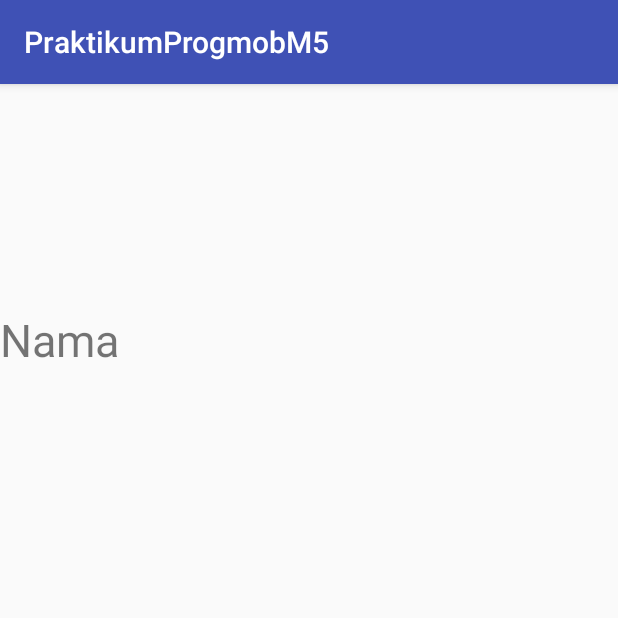
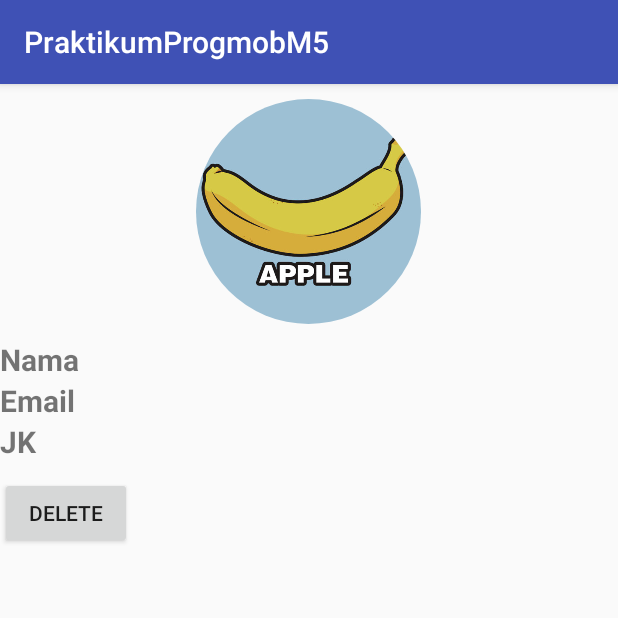
Before and after one commit to wahyupermadie/promob5, an Android app: the DetailMemberActivity screen opened directly, with no data from a screen before it, on a phone screen of 412 x 824 dp, the top half of it. Run offline under Robolectric (Android 15) with nearby library versions, the light colour scheme and no system bars; our stand-ins replace ButterKnife, CircleImageView; pictures from the network do not load.

Commit message:
delete udah mau

```diff
--- a/app/src/main/java/id/futnet/praktikumprogmobm5/MemberActivity.java
+++ b/app/src/main/java/id/futnet/praktikumprogmobm5/MemberActivity.java
@@ -112,13 +112,13 @@ public class MemberActivity extends AppCompatActivity {
                 } catch (JSONException e) {
                     e.printStackTrace();
                 }
-                Toast.makeText(MemberActivity.this, "SUKSES"+response, Toast.LENGTH_SHORT).show();
+                Toast.makeText(MemberActivity.this, "SUKSES MENAMBAH MEMBER", Toast.LENGTH_SHORT).show();
                 progress.dismiss();
             }
 
             @Override
             public void onFailure(Call<JSONObject> call, Throwable t) {
-                Toast.makeText(MemberActivity.this, "GAGAL"+t, Toast.LENGTH_SHORT).show();
+                Toast.makeText(MemberActivity.this, "GAGAL", Toast.LENGTH_SHORT).show();
                 progress.dismiss();
             }
         });
--- a/app/src/main/java/id/futnet/praktikumprogmobm5/adapter/MemberAdapter.java
+++ b/app/src/main/java/id/futnet/praktikumprogmobm5/adapter/MemberAdapter.java
@@ -42,7 +42,6 @@ public class MemberAdapter extends RecyclerView.Adapter<RecyclerView.ViewHolder>
     public void onBindViewHolder(RecyclerView.ViewHolder holder, int position) {
         ((Member)holder).TV_name.setText(memberList.get(position).getNama());
         ((Member)holder).TV_email.setText(memberList.get(position).getEmail());
-        ((Member)holder).TV_tinggi.setText(memberList.get(position).getTinggi());
         ((Member)holder).TV_hobi.setText(memberList.get(position).getHobi());
         ((Member)holder).TV_kelamin.setText(memberList.get(position).getKelamin());
         Glide.with(context).load("http://192.168.43.105:8000/images/"+memberList.get(position).getPicture()).into(((Member)holder).IV_member);
@@ -57,7 +56,6 @@ public class MemberAdapter extends RecyclerView.Adapter<RecyclerView.ViewHolder>
     private class Member extends RecyclerView.ViewHolder implements View.OnClickListener{
         TextView TV_name;
         TextView TV_email;
-        TextView TV_tinggi;
         TextView TV_kelamin;
         TextView TV_hobi;
         CircleImageView IV_member;
@@ -68,7 +66,6 @@ public class MemberAdapter extends RecyclerView.Adapter<RecyclerView.ViewHolder>
             TV_email = view.findViewById(R.id.TV_email);
             IV_member = view.findViewById(R.id.IV_member);
             TV_hobi = view.findViewById(R.id.TV_hobi);
-            TV_tinggi = view.findViewById(R.id.TV_tinggi);
             view.setOnClickListener(this);
         }
 
--- a/app/src/main/java/id/futnet/praktikumprogmobm5/api/ApiInterface.java
+++ b/app/src/main/java/id/futnet/praktikumprogmobm5/api/ApiInterface.java
@@ -9,6 +9,7 @@ import id.futnet.praktikumprogmobm5.model.MemberList;
 import okhttp3.MultipartBody;
 import okhttp3.RequestBody;
 import retrofit2.Call;
+import retrofit2.http.DELETE;
 import retrofit2.http.Field;
 import retrofit2.http.FormUrlEncoded;
 import retrofit2.http.GET;
@@ -31,13 +32,14 @@ public interface ApiInterface {
     Call<List<MemberList>> getMember();
 
     @FormUrlEncoded
-    @POST("member/{id}")
+    @POST("member")
     Call<JSONObject> register(@Field("Nama") String nama,
                               @Field("Email") String email,
                               @Field("Sex") String sex,
                               @Field("Picture") String image);
 
-
+    @DELETE("member/{id}")
+    Call<MemberList> getDetele(@Path("id") String id);
 
 
 }
--- a/app/src/main/res/layout/activity_detail_member.xml
+++ b/app/src/main/res/layout/activity_detail_member.xml
@@ -7,26 +7,77 @@
     android:orientation="vertical"
     android:layout_gravity="center_horizontal"
     tools:context="id.futnet.praktikumprogmobm5.DetailMemberActivity">
-    <ImageView
-        android:id="@+id/IV_memberDetail"
+    <de.hdodenhof.circleimageview.CircleImageView
+        android:layout_margin="10dp"
         android:layout_width="150dp"
         android:layout_height="150dp"
-        android:layout_gravity="center_horizontal" />
+        android:layout_gravity="center_horizontal"
+        android:id="@+id/IV_memberDetail"
+        android:src="@drawable/ava"
+        android:layout_alignParentLeft="true"
+        android:layout_alignParentTop="true"/>
     <RelativeLayout
         android:layout_width="match_parent"
         android:layout_height="wrap_content">
         <TextView
             android:id="@+id/TV_nama"
-            android:layout_width="wrap_content"
+            android:layout_width="100dp"
             android:layout_height="wrap_content"
             android:text="Nama"
-            android:textSize="30sp"/>
+            android:textStyle="bold"
+            android:textSize="20dp"/>
         <TextView
+            android:layout_alignBaseline="@id/TV_namaLengkap"
             android:id="@+id/TV_namaLengkap"
             android:layout_marginLeft="10dp"
-            android:textSize="30dp"
+            android:textSize="15dp"
+            android:layout_toRightOf="@+id/TV_nama"
+            android:layout_width="wrap_content"
+            android:layout_height="wrap_content" />
+        <TextView
+            android:textStyle="bold"
+            android:layout_below="@+id/TV_nama"
+            android:id="@+id/TV_email"
+            android:layout_width="100dp"
+            android:layout_height="wrap_content"
+            android:text="Email"
+            android:textSize="20dp"/>
+        <TextView
+            android:layout_alignBaseline="@id/TV_email"
+            android:layout_below="@id/TV_namaLengkap"
+            android:id="@+id/TV_emailLengkap"
+            android:layout_marginLeft="10dp"
+            android:textSize="15dp"
+            android:layout_toRightOf="@+id/TV_nama"
+            android:layout_width="wrap_content"
+            android:layout_height="wrap_content" />
+        <TextView
+            android:textStyle="bold"
+            android:layout_below="@id/TV_email"
+            android:id="@+id/TV_sex"
+            android:text="JK"
+            android:textSize="20dp"
+            android:layout_width="100dp"
+            android:layout_height="wrap_content" />
+        <TextView
+            android:layout_alignBaseline="@id/TV_sex"
+            android:layout_below="@id/TV_emailLengkap"
+            android:id="@+id/TV_sexLengkap"
+            android:layout_marginLeft="10dp"
+            android:textSize="15dp"
             android:layout_toRightOf="@+id/TV_nama"
             android:layout_width="wrap_content"
             android:layout_height="wrap_content" />
     </RelativeLayout>
+    <LinearLayout
+        android:layout_marginTop="10dp"
+        android:layout_width="match_parent"
+        android:layout_height="wrap_content">
+        <Button
+            android:id="@+id/btnDelete"
+            android:layout_width="wrap_content"
+            android:layout_height="wrap_content"
+            android:text="DELETE"
+            android:onClick="deleteUser"/>
+    </LinearLayout>
 </LinearLayout>
```
Also changed, not shown: app/src/main/java/id/futnet/praktikumprogmobm5/DetailMemberActivity.java (+44 -1 lines), app/src/main/res/layout/row_member.xml (+4 -15 lines).
